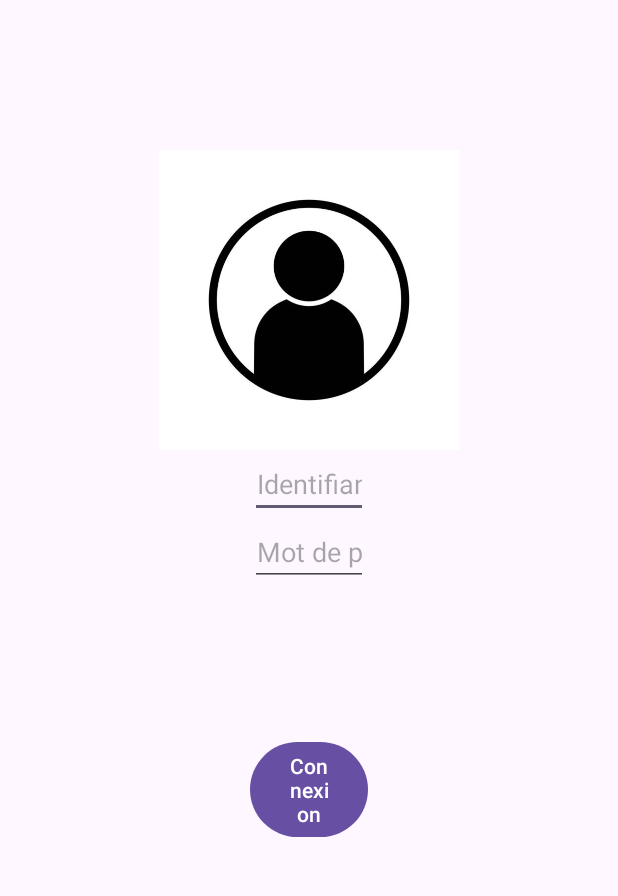
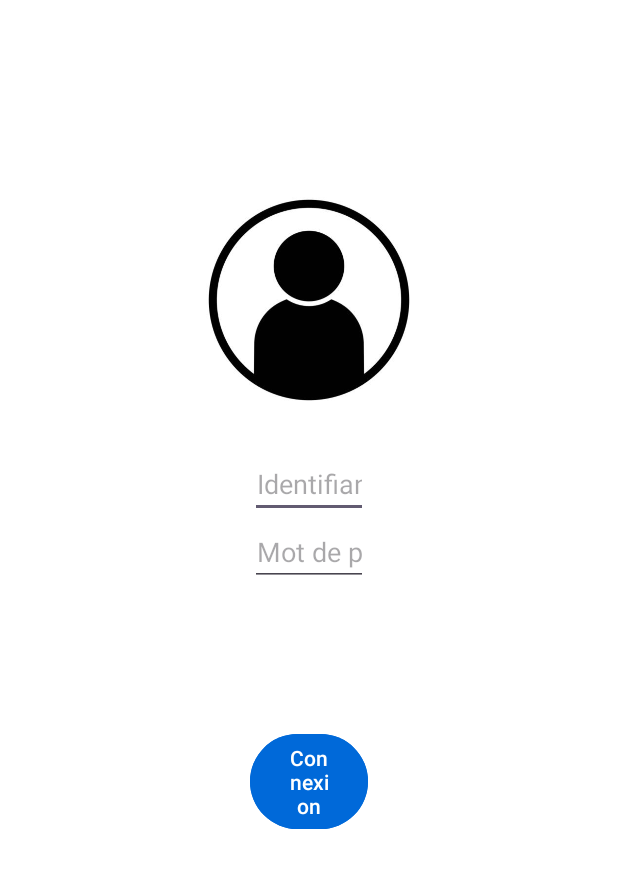
Before and after one commit to FabienSerres/SAE-S4-FestiplAndroid, an Android app: the layout activity_main.xml on its own in the app's theme, with its tools: preview values and no code run, on a phone screen of 412 x 824 dp, the part 113-1009 px from its top. Run offline under Robolectric (Android 15) with nearby library versions, the phone set to English and light mode, and no system bars.

Commit message:
Fin de la partie connexion avec tampon

```diff
--- a/appliMobile/app/src/main/AndroidManifest.xml
+++ b/appliMobile/app/src/main/AndroidManifest.xml
@@ -6,9 +6,9 @@
         android:allowBackup="true"
         android:dataExtractionRules="@xml/data_extraction_rules"
         android:fullBackupContent="@xml/backup_rules"
-        android:icon="@mipmap/ic_launcher"
+        android:icon="@drawable/logo_blanc_festiplan"
         android:label="@string/app_name"
-        android:roundIcon="@mipmap/ic_launcher_round"
+        android:roundIcon="@drawable/logo_blanc_festiplan"
         android:supportsRtl="true"
         android:theme="@style/Theme.FestiplAndroid"
         tools:targetApi="31">
--- a/appliMobile/app/src/main/res/layout/activity_main.xml
+++ b/appliMobile/app/src/main/res/layout/activity_main.xml
@@ -4,21 +4,20 @@
     xmlns:tools="http://schemas.android.com/tools"
     android:layout_width="match_parent"
     android:layout_height="match_parent"
-    tools:context=".MainActivity">
+    tools:context=".MainActivity"
+    android:background="@color/white">
 
     <ImageView
         android:id="@+id/whiteLogo"
         android:layout_width="wrap_content"
         android:layout_height="@dimen/height_logo"
-        android:src="@drawable/logo_blanc_festiplan"
-        android:layout_span = "3"/>
+        android:src="@drawable/logo_blanc_festiplan" />
 
     <ImageView
         android:layout_width="wrap_content"
         android:layout_height="@dimen/height_anonymous"
         android:layout_marginTop="@dimen/margin_top_100"
-        android:src="@drawable/anonymous"
-        android:layout_span = "3"/>
+        android:src="@drawable/anonymous" />
 
     <EditText
         android:id="@+id/txt_id"
@@ -38,14 +37,24 @@
         android:inputType="textPassword"
         android:hint="@string/help_password"/>
 
+    <TextView
+        android:layout_width="wrap_content"
+        android:layout_height="wrap_content"
+        android:text=""
+        android:gravity="center"
+        android:layout_marginTop="@dimen/margin_top_25"
+        android:id="@+id/txt_connection"
+        android:textColor="@color/red"/>
+
     <Button
         android:layout_width="match_parent"
         android:layout_height="wrap_content"
         android:gravity="center"
         android:layout_marginHorizontal="@dimen/little_margin"
         android:text="@string/btn_connect"
-        android:layout_marginTop="@dimen/margin_top_100"
-        android:onClick="connectAction"/>
+        android:layout_marginTop="@dimen/margin_top_50"
+        android:onClick="connectAction"
+        android:backgroundTint="@color/blue"/>
 
 
 </TableLayout>
--- a/appliMobile/app/src/main/res/values/colors.xml
+++ b/appliMobile/app/src/main/res/values/colors.xml
@@ -1,5 +1,6 @@
 <?xml version="1.0" encoding="utf-8"?>
 <resources>
-    <color name="black">#FF000000</color>
-    <color name="white">#FFFFFFFF</color>
+    <color name="blue">#0069D9</color>
+    <color name="red">#DA0707</color>
+    <color name="white">#FFFF</color>
 </resources>
--- a/appliMobile/app/src/main/res/values/dimensions.xml
+++ b/appliMobile/app/src/main/res/values/dimensions.xml
@@ -2,5 +2,7 @@
     <dimen name="height_logo">75dp</dimen>
     <dimen name="height_anonymous">200dp</dimen>
     <dimen name="margin_top_100">100dp</dimen>
+    <dimen name="margin_top_50">50dp</dimen>
+    <dimen name="margin_top_25">25dp</dimen>
     <dimen name="little_margin">250px</dimen>
 </resources>
--- a/appliMobile/app/src/main/res/values/strings.xml
+++ b/appliMobile/app/src/main/res/values/strings.xml
@@ -1,5 +1,9 @@
 <resources>
     <string name="app_name">FestiplAndroid</string>
+
+    <!-- Message for the connection -->
+    <string name="connect_successful">Connection réussie</string>
+    <string name="connect_error">Identifiant ou mot de passe incorrect</string>
 
     <!-- The help for the written fields -->
     <string name="help_id">Identifiant</string>
--- a/appliMobile/app/src/main/res/values/themes.xml
+++ b/appliMobile/app/src/main/res/values/themes.xml
@@ -1,6 +1,6 @@
 <resources xmlns:tools="http://schemas.android.com/tools">
     <!-- Base application theme. -->
-    <style name="Base.Theme.FestiplAndroid" parent="Theme.Material3.DayNight">
+    <style name="Base.Theme.FestiplAndroid" parent="Theme.Material3.DayNight.NoActionBar">
         <!-- Customize your light theme here. -->
         <!-- <item name="colorPrimary">@color/my_light_primary</item> -->
     </style>
```
Also changed, not shown: appliMobile/app/src/main/java/fr/iut/festiplandroid/MainActivity.java (+33 -0 lines), appliMobile/app/src/main/java/fr/iut/festiplandroid/utils/Utils.java (added, +23 -0 lines).
